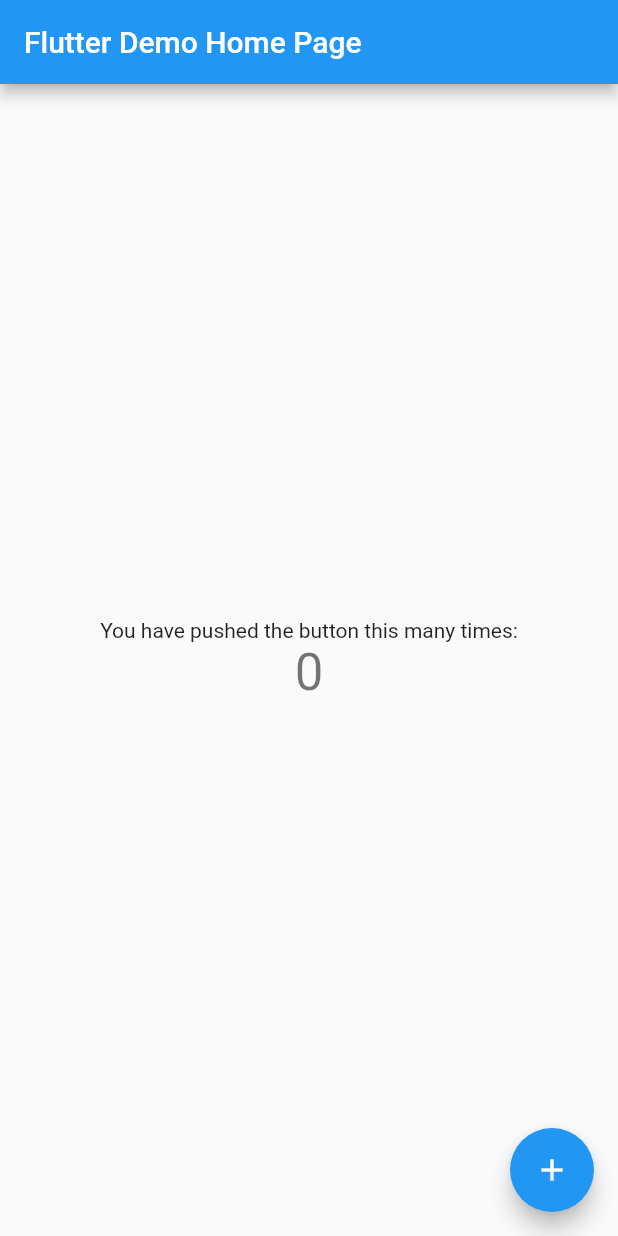
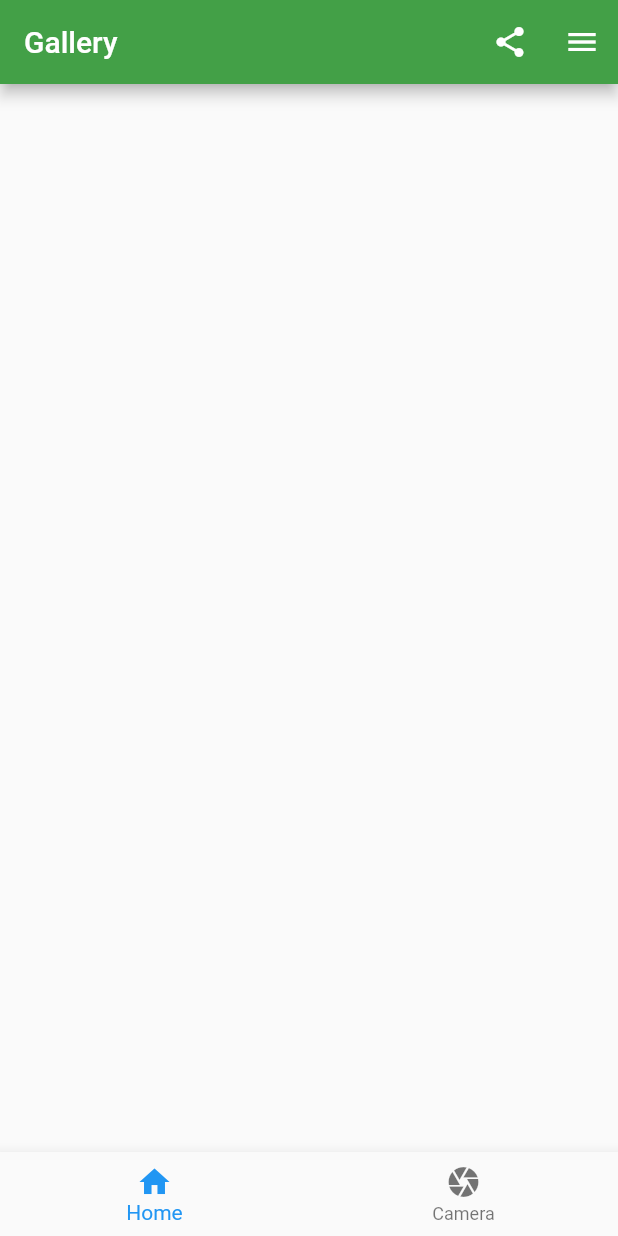
Before and after one commit to gulamanas/Gallery-flutter, a Flutter app: the screen it shows after launch, on a phone screen of 412 x 824 dp. Run offline on Flutter 3.47's test engine with Material 2 defaults, Android fonts, the phone set to English and light mode, and no system bars.

```diff
--- /dev/null
+++ b/lib/home.dart
@@ -0,0 +1,39 @@
+import 'package:flutter/material.dart';
+
+class Home extends StatefulWidget {
+  const Home({ Key? key }) : super(key: key);
+
+  @override
+  State<Home> createState() => _HomeState();
+}
+
+class _HomeState extends State<Home> {
+  @override
+  Widget build(BuildContext context) {
+    return Scaffold(
+      appBar: AppBar(
+        title: Text('Gallery'),
+        backgroundColor: Colors.green[600],
+        actions: [
+          IconButton(
+            onPressed: () {
+              debugPrint('Share the app');
+            },
+             icon: Icon(Icons.share)),
+             IconButton(onPressed: () {}, icon: Icon(Icons.menu)),
+        ],
+      ),
+
+      bottomNavigationBar: BottomNavigationBar(items: [
+        BottomNavigationBarItem(
+          icon: Icon(Icons.home),
+          label: 'Home'
+        ),
+        BottomNavigationBarItem(
+          icon: Icon(Icons.camera),
+          label: 'Camera'
+        ),
+      ],),
+    );
+  }
+}
--- a/lib/main.dart
+++ b/lib/main.dart
@@ -1,115 +1,8 @@
 import 'package:flutter/material.dart';
+import './home.dart';
 
 void main() {
-  runApp(const MyApp());
+ runApp(const MaterialApp(
+   home: Home(),
+ ));
 }
-
-class MyApp extends StatelessWidget {
-  const MyApp({Key? key}) : super(key: key);
-
-  // This widget is the root of your application.
-  @override
-  Widget build(BuildContext context) {
-    return MaterialApp(
-      title: 'Flutter Demo',
-      theme: ThemeData(
-        // This is the theme of your application.
-        //
-        // Try running your application with "flutter run". You'll see the
-        // application has a blue toolbar. Then, without quitting the app, try
-        // changing the primarySwatch below to Colors.green and then invoke
-        // "hot reload" (press "r" in the console where you ran "flutter run",
-        // or simply save your changes to "hot reload" in a Flutter IDE).
-        // Notice that the counter didn't reset back to zero; the application
-        // is not restarted.
-        primarySwatch: Colors.blue,
-      ),
-      home: const MyHomePage(title: 'Flutter Demo Home Page'),
-    );
-  }
-}
-
-class MyHomePage extends StatefulWidget {
-  const MyHomePage({Key? key, required this.title}) : super(key: key);
-
-  // This widget is the home page of your application. It is stateful, meaning
-  // that it has a State object (defined below) that contains fields that affect
-  // how it looks.
-
-  // This class is the configuration for the state. It holds the values (in this
-  // case the title) provided by the parent (in this case the App widget) and
-  // used by the build method of the State. Fields in a Widget subclass are
-  // always marked "final".
-
-  final String title;
-
-  @override
-  State<MyHomePage> createState() => _MyHomePageState();
-}
-
-class _MyHomePageState extends State<MyHomePage> {
-  int _counter = 0;
-
-  void _incrementCounter() {
-    setState(() {
-      // This call to setState tells the Flutter framework that something has
-      // changed in this State, which causes it to rerun the build method below
-      // so that the display can reflect the updated values. If we changed
-      // _counter without calling setState(), then the build method would not be
-      // called again, and so nothing would appear to happen.
-      _counter++;
-    });
-  }
-
-  @override
-  Widget build(BuildContext context) {
-    // This method is rerun every time setState is called, for instance as done
-    // by the _incrementCounter method above.
-    //
-    // The Flutter framework has been optimized to make rerunning build methods
-    // fast, so that you can just rebuild anything that needs updating rather
-    // than having to individually change instances of widgets.
-    return Scaffold(
-      appBar: AppBar(
-        // Here we take the value from the MyHomePage object that was created by
-        // the App.build method, and use it to set our appbar title.
-        title: Text(widget.title),
-      ),
-      body: Center(
-        // Center is a layout widget. It takes a single child and positions it
-        // in the middle of the parent.
-        child: Column(
-          // Column is also a layout widget. It takes a list of children and
-          // arranges them vertically. By default, it sizes itself to fit its
-          // children horizontally, and tries to be as tall as its parent.
-          //
-          // Invoke "debug painting" (press "p" in the console, choose the
-          // "Toggle Debug Paint" action from the Flutter Inspector in Android
-          // Studio, or the "Toggle Debug Paint" command in Visual Studio Code)
-          // to see the wireframe for each widget.
-          //
-          // Column has various properties to control how it sizes itself and
-          // how it positions its children. Here we use mainAxisAlignment to
-          // center the children vertically; the main axis here is the vertical
-          // axis because Columns are vertical (the cross axis would be
-          // horizontal).
-          mainAxisAlignment: MainAxisAlignment.center,
-          children: <Widget>[
-            const Text(
-              'You have pushed the button this many times:',
-            ),
-            Text(
-              '$_counter',
-              style: Theme.of(context).textTheme.headline4,
-            ),
-          ],
-        ),
-      ),
-      floatingActionButton: FloatingActionButton(
-        onPressed: _incrementCounter,
-        tooltip: 'Increment',
-        child: const Icon(Icons.add),
-      ), // This trailing comma makes auto-formatting nicer for build methods.
-    );
-  }
-}
```
